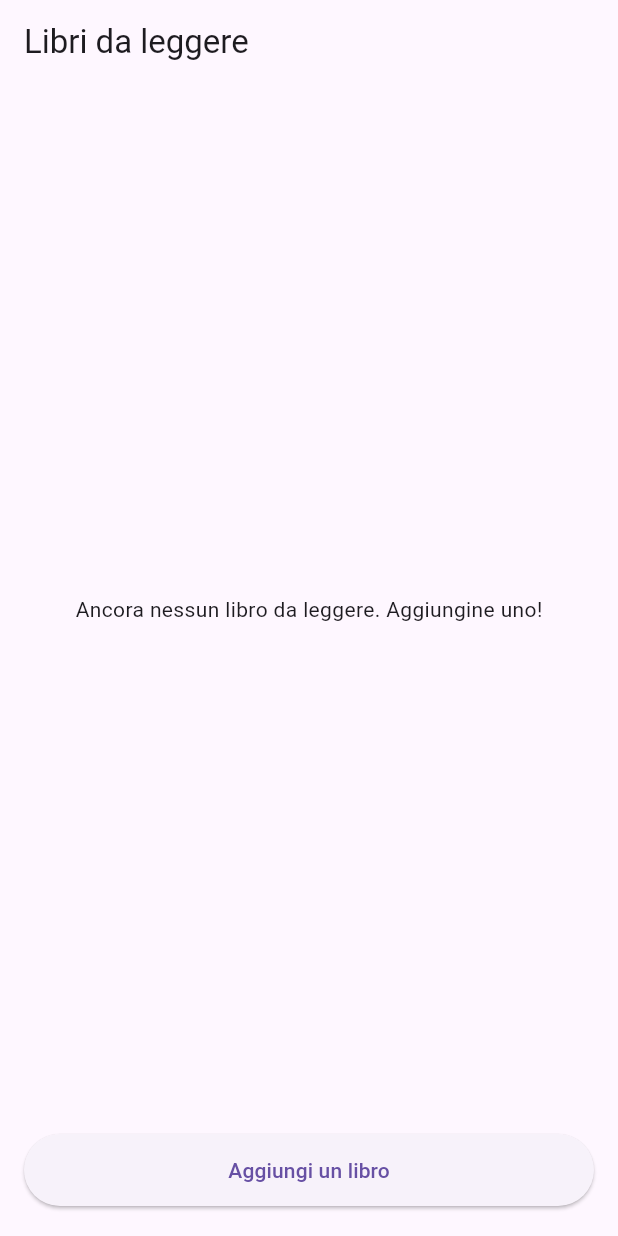
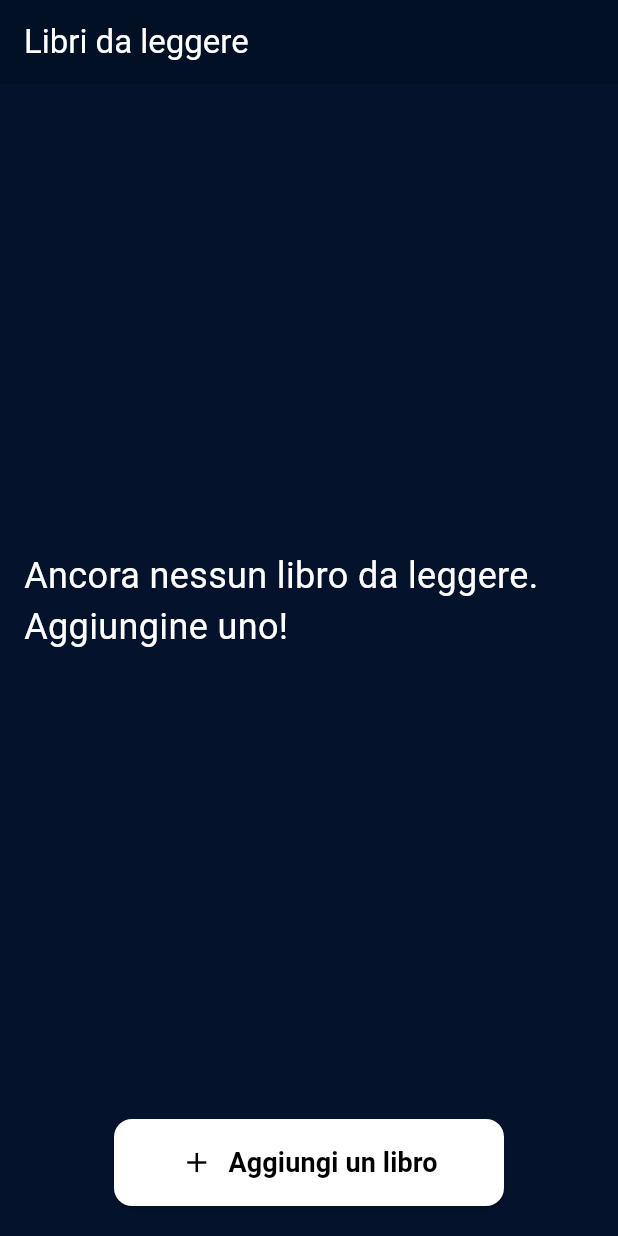
Before and after one commit to marioreste/mobyread, a Flutter app: the screen it shows after launch, after a tap on "Vai ai libri da leggere", on a phone screen of 412 x 824 dp. Run offline on Flutter 3.47's test engine with Material 3 defaults, Android fonts, the light colour scheme and no system bars.

Commit message:
Restyled colours and texts

```diff
--- a/lib/screens/home_screen.dart
+++ b/lib/screens/home_screen.dart
@@ -4,61 +4,81 @@ class HomeScreen extends StatelessWidget {
   const HomeScreen(this.switchScreen, {super.key});
   final Function(String) switchScreen;
 
+  static const deepBlue = Color(0xFF04122B);
+
   @override
   Widget build(BuildContext context) {
     // larghezza fissa per uniformare i due pulsanti
-    const buttonWidth = 260.0;
+    const buttonWidth = 320.0;
 
-    return Center(
+    return Container(
+      color: deepBlue,
+      child: Center(
         child: Column(
           mainAxisAlignment: MainAxisAlignment.center,
           children: [
-          Image(image: AssetImage('assets/whale.png')),
-          const SizedBox(height: 30),
+            // immagine ridotta e contenuta
+            SizedBox(
+              height: 120,
+              child: Image.asset(
+                'assets/whale.png',
+                fit: BoxFit.contain,
+              ),
+            ),
+            const SizedBox(height: 24),
             const Text(
               'Benvenuto in MobyRead!',
               style: TextStyle(
-              fontSize: 24,
+                fontSize: 26,
                 fontWeight: FontWeight.bold,
                 color: Colors.white,
               ),
             ),
-          const SizedBox(height: 40),
+            const SizedBox(height: 36),
             SizedBox(
               width: buttonWidth,
               child: OutlinedButton.icon(
                 onPressed: () => switchScreen('reading'),
-              icon: const Icon(Icons.book),
+                icon: const Icon(Icons.book, size: 26),
+                label: const Text(
+                  'Vai ai libri da leggere',
+                  style: TextStyle(fontSize: 18, fontWeight: FontWeight.w600),
+                ),
                 style: OutlinedButton.styleFrom(
                   backgroundColor: Colors.white,
                   foregroundColor: Colors.black,
+                  padding: const EdgeInsets.symmetric(vertical: 14),
                   shape: RoundedRectangleBorder(
-                  borderRadius: BorderRadius.circular(15),
+                    borderRadius: BorderRadius.circular(16),
                   ),
                   side: const BorderSide(color: Colors.white),
                 ),
-              label: const Text('Vai ai libri da leggere'),
               ),
             ),
-          const SizedBox(height: 40),
+            const SizedBox(height: 28),
             SizedBox(
               width: buttonWidth,
               child: OutlinedButton.icon(
                 onPressed: () => switchScreen('read'),
-              icon: const Icon(Icons.bookmark_added),
+                icon: const Icon(Icons.bookmark_added, size: 26),
+                label: const Text(
+                  'Vai ai libri letti',
+                  style: TextStyle(fontSize: 18, fontWeight: FontWeight.w600),
+                ),
                 style: OutlinedButton.styleFrom(
                   backgroundColor: Colors.white,
                   foregroundColor: Colors.black,
+                  padding: const EdgeInsets.symmetric(vertical: 14),
                   shape: RoundedRectangleBorder(
-                  borderRadius: BorderRadius.circular(15),
+                    borderRadius: BorderRadius.circular(16),
                   ),
                   side: const BorderSide(color: Colors.white),
                 ),
-              label: const Text('Vai ai libri letti'),
               ),
             ),
           ],
         ),
+      ),
     );
   }
 }
--- a/lib/screens/reading_screen.dart
+++ b/lib/screens/reading_screen.dart
@@ -10,6 +10,9 @@ class ReadingScreen extends StatefulWidget {
 
 class _ReadingScreenState extends State<ReadingScreen> {
   final List<Book> _toRead = [];
+
+  static const deepBlue = Color(0xFF04122B);
+  static const deepBlueAppBar = Color(0xFF021025);
 
   void addBook(Book book) {
     setState(() {
@@ -74,12 +77,7 @@ class _ReadingScreenState extends State<ReadingScreen> {
                   final author = authorCtrl.text.trim();
                   final genre = genreCtrl.text.trim();
 
-                  final book = Book(
-                    title: title,
-                    author: author,
-                    genre: genre,
-                  );
-
+                  final book = Book(title: title, author: author, genre: genre);
                   addBook(book);
                   Navigator.of(context).pop();
                 }
@@ -91,77 +89,91 @@ class _ReadingScreenState extends State<ReadingScreen> {
       },
     );
 
-    // rimanda il dispose al frame successivo così il TextFormField ha tempo di rimuovere i listener
     WidgetsBinding.instance.addPostFrameCallback((_) {
       try {
         titleCtrl.dispose();
         authorCtrl.dispose();
         genreCtrl.dispose();
-      } catch (_) {
-        // ignore eventuali eccezioni di dispose se già rimossi
-      }
+      } catch (_) {}
     });
   }
 
   @override
   Widget build(BuildContext context) {
     return Scaffold(
+      backgroundColor: deepBlue,
       appBar: AppBar(
-        title: const Text('Libri da leggere'),
+        backgroundColor: deepBlueAppBar,
+        title: const Text(
+          'Libri da leggere',
+          style: TextStyle(color: Colors.white),
+        ),
       ),
       body: SizedBox(
         width: double.infinity,
         child: SafeArea(
           child: Column(
             children: [
-              // area principale con lista dei libri "da leggere"
               Expanded(
                 child: Padding(
                   padding: const EdgeInsets.all(16.0),
                   child: _toRead.isEmpty
                       ? const Center(
-                          child: Text('Ancora nessun libro da leggere. Aggiungine uno!'),
+                          child: Text(
+                            'Ancora nessun libro da leggere. Aggiungine uno!',
+                            style: TextStyle(
+                              color: Colors.white,
+                              fontSize: 24,
+                            ),
+                          ),
                         )
                       : SingleChildScrollView(
                           child: Column(
                             crossAxisAlignment: CrossAxisAlignment.stretch,
                             children: [
-                              ..._toRead
-                                  .map(
+                              ..._toRead.map(
                                 (book) => Column(
                                   children: [
                                     ListTile(
-                                          title: Text(book.title),
-                                          subtitle: Text(book.author),
+                                      title: Text(book.title, style: const TextStyle(color: Colors.white)),
+                                      subtitle: Text(book.author, style: const TextStyle(color: Colors.white70)),
                                       trailing: IconButton(
-                                            icon: const Icon(Icons.delete),
+                                        icon: const Icon(Icons.delete, color: Colors.white),
                                         onPressed: () => removeBook(book),
                                       ),
                                     ),
-                                        const Divider(),
+                                    const Divider(color: Colors.white24),
                                   ],
                                 ),
-                                  )
-                                  .toList(),
+                              ).toList(),
                             ],
                           ),
                         ),
                 ),
               ),
 
-              // pulsante centrato in fondo: apre dialog per inserire nuovo libro
+              // pulsante centrato in fondo: bianco con testo nero, più grande
               Padding(
-                padding:
-                    const EdgeInsets.only(bottom: 20.0, left: 16.0, right: 16.0),
+                padding: const EdgeInsets.only(bottom: 20.0, left: 16.0, right: 16.0),
                 child: Align(
                   alignment: Alignment.center,
                   child: SizedBox(
-                    width: double.infinity,
+                    width: 260,
                     child: ElevatedButton(
                       onPressed: _showAddBookDialog,
-                      child: const Padding(
-                        padding: EdgeInsets.symmetric(vertical: 14.0),
-                        child: Text('Aggiungi un libro'),
+                      style: ElevatedButton.styleFrom(
+                        backgroundColor: Colors.white,
+                        foregroundColor: Colors.black,
+                        padding: const EdgeInsets.symmetric(vertical: 16),
+                        shape: RoundedRectangleBorder(borderRadius: BorderRadius.circular(12)),
+                      ),
+                      child: const Row(
+                        mainAxisAlignment: MainAxisAlignment.center,
+                        children: [
+                          Icon(Icons.add, size: 22, color: Colors.black),
+                          SizedBox(width: 10),
+                          Text('Aggiungi un libro', style: TextStyle(fontSize: 18, fontWeight: FontWeight.w600)),
+                        ],
                       ),
                     ),
                   ),
```
Also changed, not shown: lib/screens/read_screen.dart (+48 -38 lines). Lines whose indentation alone changed are shown as unchanged.
